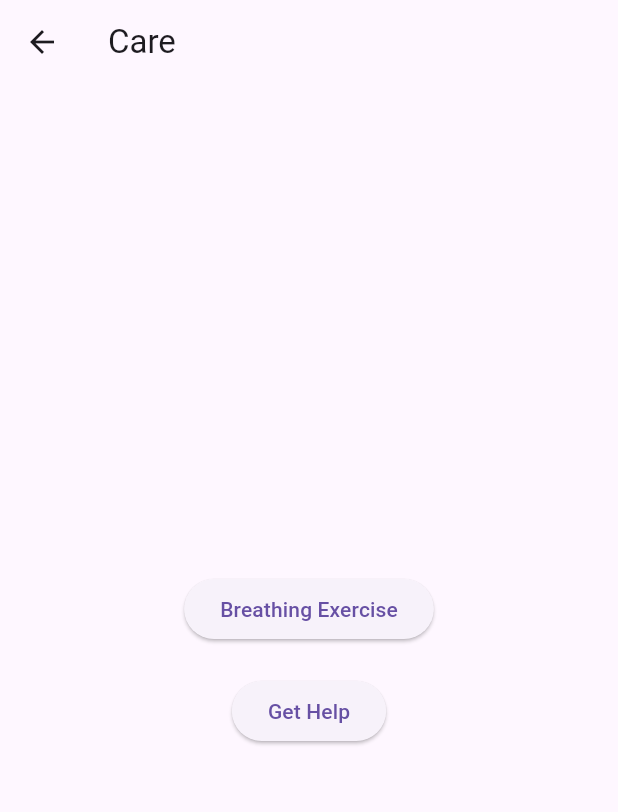
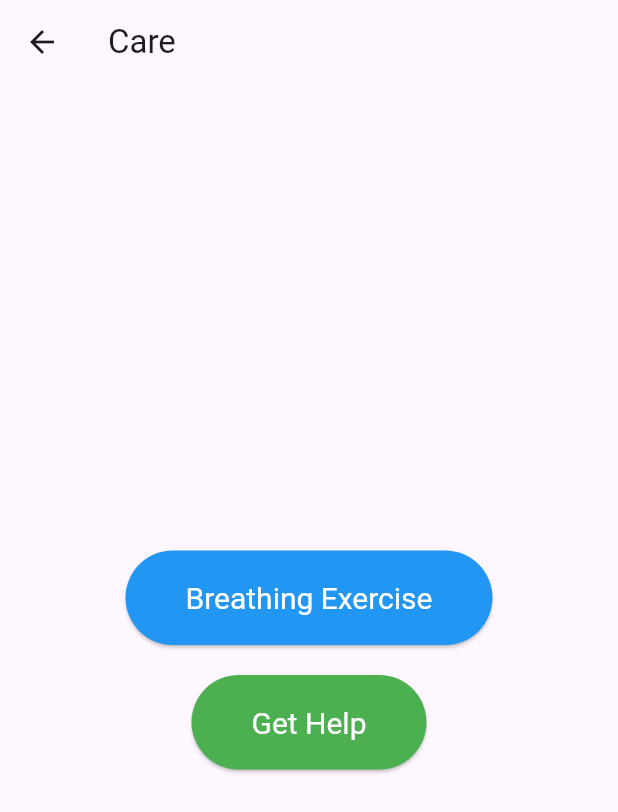
Before and after one commit to Kashvithakral/Serenity, a Flutter app: the CareScreen screen opened directly, on a phone screen of 412 x 824 dp. Shown: the top 812 px of the screen. Run offline on Flutter 3.47's test engine with Material 3 defaults, Android fonts, the phone set to English and light mode, and no system bars; our stand-ins replace firebase_auth, firebase_core, flutter_dotenv, font_awesome_flutter, google_fonts, shared_preferences; accounts and stored records are empty.

Commit message:
update care screen

```diff
--- a/lib/care_screen.dart
+++ b/lib/care_screen.dart
@@ -14,17 +14,35 @@ class CareScreen extends StatelessWidget {
         child: Column(
           mainAxisAlignment: MainAxisAlignment.center,
           children: <Widget>[
-            ElevatedButton(
+            Padding(
+              padding: const EdgeInsets.symmetric(horizontal: 20.0),
+              child: ElevatedButton(
+                style: ElevatedButton.styleFrom(
+                  backgroundColor: Colors.blue,
+                  padding: const EdgeInsets.symmetric(horizontal: 40, vertical: 20),
+                  textStyle: const TextStyle(fontSize: 20, fontFamily: 'Roboto'),
+                ),
                 onPressed: () {
                   Navigator.push(
                     context,
                     MaterialPageRoute(builder: (context) => BreathingExerciseScreen()),
                   );
                 },
-              child: const Text('Breathing Exercise'),
+                child: const Text(
+                  'Breathing Exercise',
+                  style: TextStyle(color: Colors.white),
+                ),
+              ),
             ),
             const SizedBox(height: 20),
-            ElevatedButton(
+            Padding(
+              padding: const EdgeInsets.symmetric(horizontal: 20.0),
+              child: ElevatedButton(
+                style: ElevatedButton.styleFrom(
+                  backgroundColor: Colors.green,
+                  padding: const EdgeInsets.symmetric(horizontal: 40, vertical: 20),
+                  textStyle: const TextStyle(fontSize: 20, fontFamily: 'Roboto'),
+                ),
                 onPressed: () async {
                   final Uri phoneUri = Uri.parse('tel:18008914416');
                   try {
@@ -33,7 +51,11 @@ class CareScreen extends StatelessWidget {
                     print("Can't open dialer. Error: $error");
                   }
                 },
-              child: const Text('Get Help'),
+                child: const Text(
+                  'Get Help',
+                  style: TextStyle(color: Colors.white),
+                ),
+              ),
             ),
           ],
         ),
```
Also changed, not shown: lib/gratitude_tree.dart (added, +50 -0 lines), lib/mood_doodle.dart (added, +23 -0 lines), lib/positive_word_hunt.dart (added, +23 -0 lines). Lines whose indentation alone changed are shown as unchanged.
